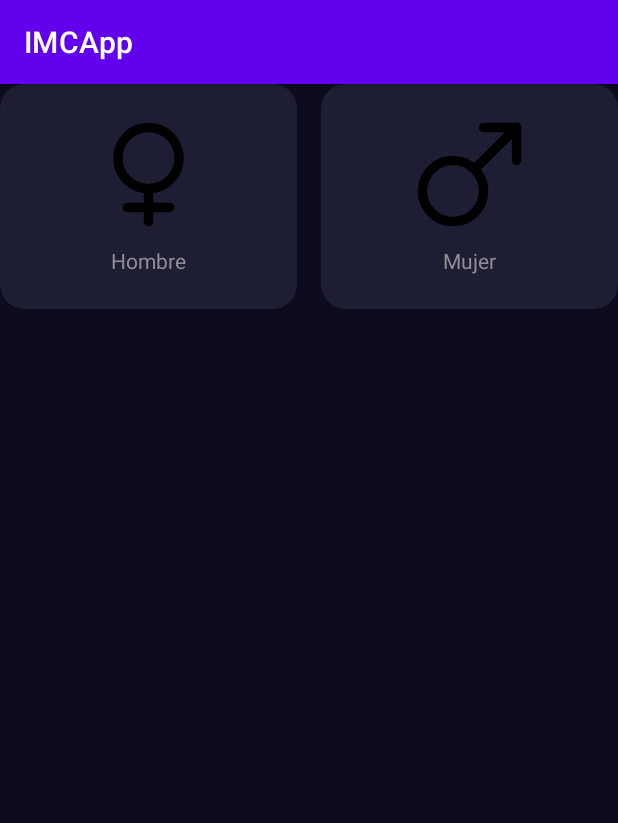
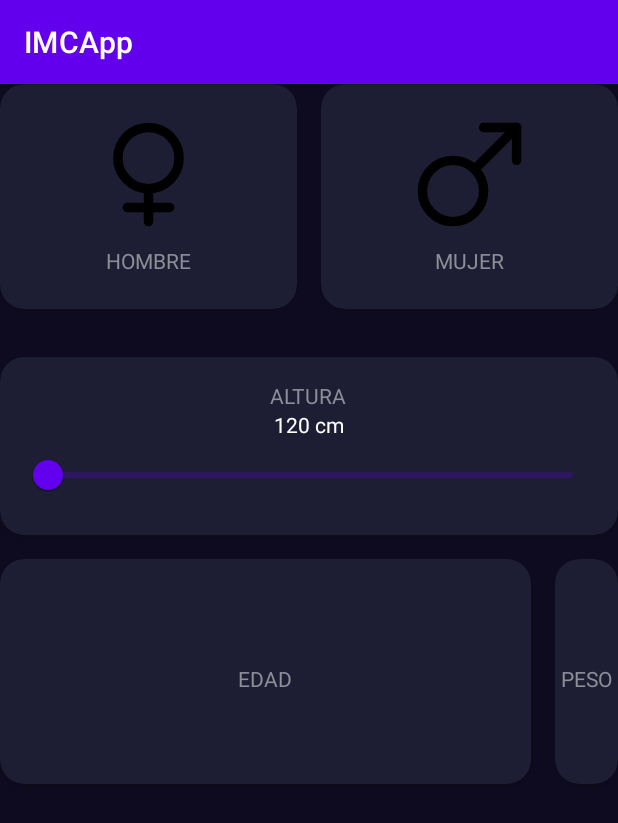
Before and after one commit to AxelAse/IMCalc, an Android app: the screen it shows after launch (ImcCalculatorActivity), on a phone screen of 412 x 824 dp. Shown: the top 823 px of the screen. Run offline under Robolectric (Android 15) with nearby library versions, the phone set to English and light mode, and no system bars; 3 statements that could not run were skipped.

Commit message:
Sexto? de calc

```diff
--- a/app/src/main/java/com/example/imcapp/ImcCalculatorActivity.kt
+++ b/app/src/main/java/com/example/imcapp/ImcCalculatorActivity.kt
@@ -1,16 +1,21 @@
 package com.example.imcapp
 
+import android.icu.text.DecimalFormat
 import android.os.Bundle
+import android.widget.TextView
 import androidx.activity.enableEdgeToEdge
 import androidx.appcompat.app.AppCompatActivity
 import androidx.cardview.widget.CardView
 import androidx.core.content.ContextCompat
 import androidx.core.view.ViewCompat
 import androidx.core.view.WindowInsetsCompat
+import com.google.android.material.slider.RangeSlider
 
 class ImcCalculatorActivity : AppCompatActivity() {
     private lateinit var viewMale:CardView
     private lateinit var viewFemale:CardView
+    private lateinit var tvHeight:TextView
+    private lateinit var rsHeight:RangeSlider
     private var isMaleselected = true
     private fun getBackgroundColor(isComponentSelected: Boolean): Int
     {
@@ -46,17 +51,19 @@ class ImcCalculatorActivity : AppCompatActivity() {
             isMaleselected=false
             setGenderColor()
         }
+        rsHeight.addOnChangeListener{_, value,_ -> tvHeight.text=DecimalFormat("#.##").format(value) + " cm"}
     }
     private fun initUI()
     {
         setGenderColor()
     }
     override fun onCreate(savedInstanceState: Bundle?) {
-        initComponents()
-        initListeners()
         super.onCreate(savedInstanceState)
         enableEdgeToEdge()
         setContentView(R.layout.activity_imc_calculator)
+        initUI()
+        initComponents()
+        initListeners()
         ViewCompat.setOnApplyWindowInsetsListener(findViewById(R.id.main)) { v, insets ->
             val systemBars = insets.getInsets(WindowInsetsCompat.Type.systemBars())
             v.setPadding(systemBars.left, systemBars.top, systemBars.right, systemBars.bottom)
--- a/app/src/main/res/layout/activity_imc_calculator.xml
+++ b/app/src/main/res/layout/activity_imc_calculator.xml
@@ -18,7 +18,6 @@
         app:layout_constraintEnd_toStartOf="@id/viewFemale"
         android:layout_marginRight="16dp"
         android:id="@+id/viewMale">
-
         <LinearLayout
             android:orientation="vertical"
             android:padding="4dp"
@@ -43,6 +42,7 @@
                 android:layout_marginTop="10dp"
                 android:text="@string/male"
                 android:textColor="@color/title_text"
+                android:textAllCaps="true"
                 />
 
         </LinearLayout>
@@ -77,8 +77,104 @@
                 android:layout_height="wrap_content"
                 android:layout_marginTop="10dp"
                 android:text="@string/female"
-                android:textColor="@color/title_text"/>
+                android:textColor="@color/title_text"
+                android:textAllCaps="true"/>
 
         </LinearLayout>
     </androidx.cardview.widget.CardView>
+    <androidx.cardview.widget.CardView
+        android:layout_width="0dp"
+        android:layout_height="wrap_content"
+        app:cardBackgroundColor="@color/bg_comp"
+        app:cardCornerRadius="16dp"
+        android:layout_marginTop="32dp"
+        app:layout_constraintTop_toBottomOf="@id/viewMale"
+        app:layout_constraintStart_toStartOf="parent"
+        app:layout_constraintEnd_toEndOf="parent"
+        android:id="@+id/slider">
+        <LinearLayout
+            android:layout_width="match_parent"
+            android:layout_height="match_parent"
+            android:orientation="vertical"
+            android:gravity="center"
+            android:layout_margin="16dp">
+            <TextView
+                android:layout_width="wrap_content"
+                android:layout_height="wrap_content"
+                android:text="@string/altura"
+                android:textAllCaps="true"
+                android:textColor="@color/title_text">
+
+            </TextView>
+            <TextView
+                android:layout_width="wrap_content"
+                android:layout_height="wrap_content"
+                android:id="@+id/tvHeight"
+                android:text="120 cm"
+                android:textColor="@color/white">
+
+            </TextView>
+            <com.google.android.material.slider.RangeSlider
+                android:layout_width="match_parent"
+                android:layout_height="wrap_content"
+                android:id="@+id/rsHeight"
+
+                >
+
+            </com.google.android.material.slider.RangeSlider>
+        </LinearLayout>
+    </androidx.cardview.widget.CardView>
+    <androidx.cardview.widget.CardView
+        android:layout_width="0dp"
+        android:layout_height="150dp"
+        app:cardBackgroundColor="@color/bg_comp"
+        app:cardCornerRadius="16dp"
+        android:layout_marginTop="16dp"
+        android:layout_marginRight="16dp"
+        app:layout_constraintTop_toBottomOf="@id/slider"
+        app:layout_constraintStart_toStartOf="parent"
+        app:layout_constraintEnd_toStartOf="@id/izquierda"
+        android:orientation="vertical">
+        <LinearLayout
+            android:orientation="vertical"
+            android:layout_width="match_parent"
+            android:layout_height="match_parent"
+            android:padding="4dp"
+            android:gravity="center">
+            <TextView
+                android:id="@+id/edad"
+                android:layout_width="wrap_content"
+                android:layout_height="wrap_content"
+                android:layout_marginTop="10dp"
+                android:text="@string/edad"
+                android:textColor="@color/title_text"
+                android:textAllCaps="true"/>
+        </LinearLayout>
+    </androidx.cardview.widget.CardView>
+    <androidx.cardview.widget.CardView
+        android:layout_width="0dp"
+        android:layout_height="150dp"
+        app:cardBackgroundColor="@color/bg_comp"
+        app:cardCornerRadius="16dp"
+        app:layout_constraintTop_toBottomOf="@id/slider"
+        app:layout_constraintEnd_toEndOf="parent"
+        android:layout_marginTop="16dp"
+        android:id="@+id/izquierda"
+        android:orientation="vertical">
+        <LinearLayout
+            android:orientation="vertical"
+            android:layout_width="match_parent"
+            android:layout_height="match_parent"
+            android:gravity="center"
+            android:padding="4dp">
+            <TextView
+                android:id="@+id/altura"
+                android:layout_width="wrap_content"
+                android:layout_height="wrap_content"
+                android:layout_marginTop="10dp"
+                android:text="@string/peso"
+                android:textColor="@color/title_text"
+                android:textAllCaps="true"/>
+        </LinearLayout>
+    </androidx.cardview.widget.CardView>
 </androidx.constraintlayout.widget.ConstraintLayout>
--- a/app/src/main/res/values/strings.xml
+++ b/app/src/main/res/values/strings.xml
@@ -2,4 +2,7 @@
     <string name="app_name">IMCApp</string>
     <string name="male">Hombre</string>
     <string name="female">Mujer</string>
+    <string name="altura">Altura</string>
+    <string name="peso">Peso</string>
+    <string name="edad">Edad</string>
 </resources>
```
